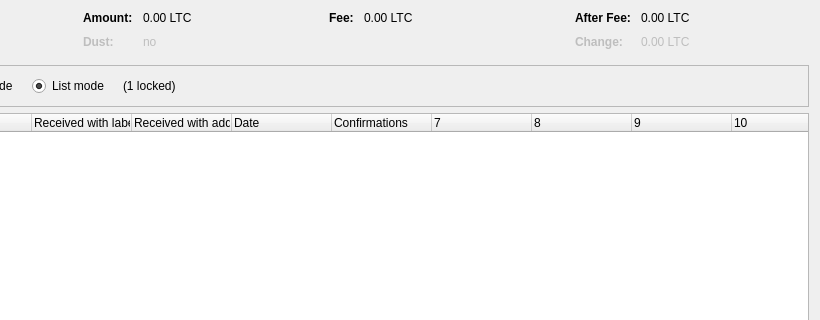
This is src/qt/forms/coincontroldialog.ui in MrE-Fog/MGT0.15 as Qt 5 draws it before an edit; both pictures show x 180 to 1000 and y 0 to 320 of the 1000 by 500 pixel window. The edited form follows.
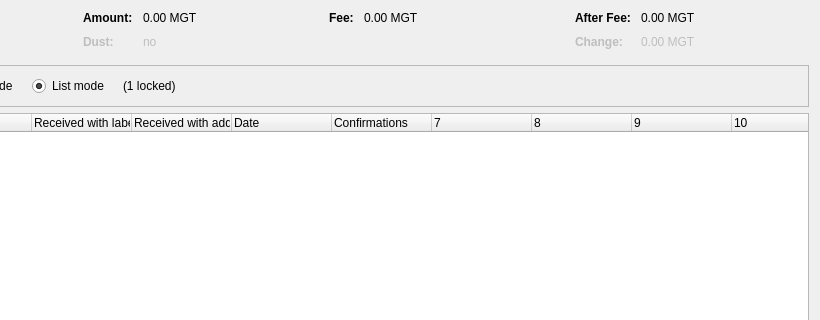
This is the edited form. Custom widgets are drawn as their Qt base class.

The edit to the form file:
```diff
--- a/src/qt/forms/coincontroldialog.ui
+++ b/src/qt/forms/coincontroldialog.ui
@@ -132,7 +132,7 @@
           <enum>Qt::ActionsContextMenu</enum>
          </property>
          <property name="text">
-          <string notr="true">0.00 LTC</string>
+          <string notr="true">0.00 MGT</string>
          </property>
          <property name="textInteractionFlags">
           <set>Qt::LinksAccessibleByMouse|Qt::TextSelectableByKeyboard|Qt::TextSelectableByMouse</set>
@@ -212,7 +212,7 @@
           <enum>Qt::ActionsContextMenu</enum>
          </property>
          <property name="text">
-          <string notr="true">0.00 LTC</string>
+          <string notr="true">0.00 MGT</string>
          </property>
          <property name="textInteractionFlags">
           <set>Qt::LinksAccessibleByMouse|Qt::TextSelectableByKeyboard|Qt::TextSelectableByMouse</set>
@@ -257,7 +257,7 @@
           <enum>Qt::ActionsContextMenu</enum>
          </property>
          <property name="text">
-          <string notr="true">0.00 LTC</string>
+          <string notr="true">0.00 MGT</string>
          </property>
          <property name="textInteractionFlags">
           <set>Qt::LinksAccessibleByMouse|Qt::TextSelectableByKeyboard|Qt::TextSelectableByMouse</set>
@@ -292,7 +292,7 @@
           <enum>Qt::ActionsContextMenu</enum>
          </property>
          <property name="text">
-          <string notr="true">0.00 LTC</string>
+          <string notr="true">0.00 MGT</string>
          </property>
          <property name="textInteractionFlags">
           <set>Qt::LinksAccessibleByMouse|Qt::TextSelectableByKeyboard|Qt::TextSelectableByMouse</set>
```
